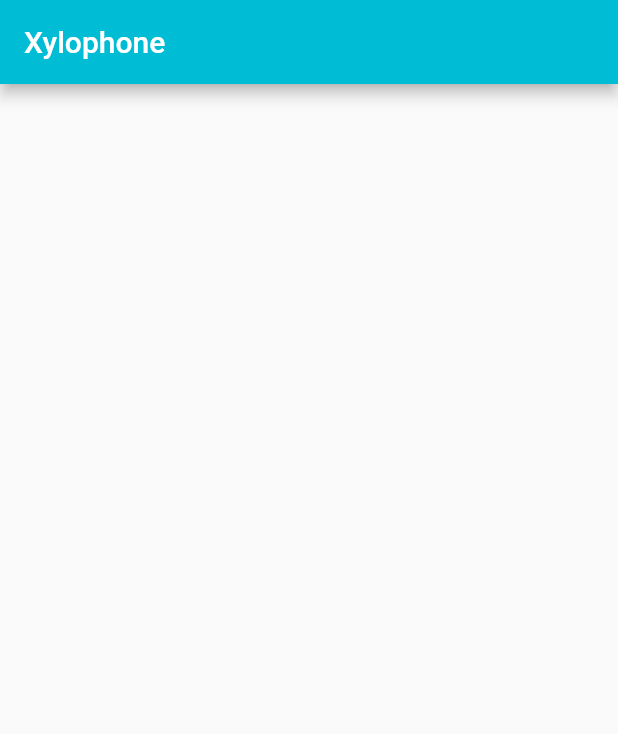
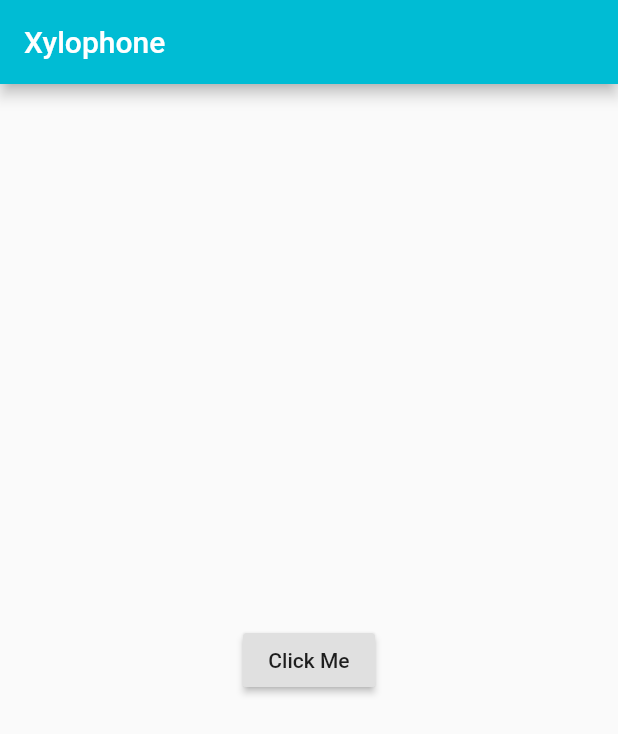
Before and after one commit to aximilli1212/flutter-googles, a Flutter app: the screen it shows after launch, on a phone screen of 412 x 824 dp. Shown: the top 734 px of the screen. Run offline on Flutter 3.47's test engine with Material 2 defaults, Android fonts, the phone set to English and light mode, and no system bars; our stand-ins replace audioplayers.

Commit message:
Added audio assets

```diff
--- a/xylophone/lib/main.dart
+++ b/xylophone/lib/main.dart
@@ -13,9 +13,12 @@ class MyApp extends StatelessWidget {
             title: Text('Xylophone'),
           ),
       body: SafeArea(
-          child: Center(child: FlatButton(
+          child: Center(child:
+          RaisedButton(
+            child: Text('Click Me'),
              onPressed: (){
                final player = AudioCache();
+               player.play('note1.wav');
              },
           ),
           ),
```
Also changed, not shown: 7 other files.
